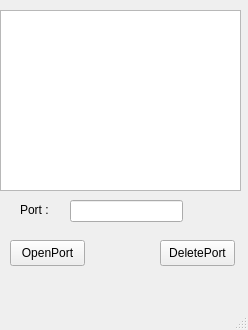
KDE/kopete, file libkopete/upnp/sample_apply/mainWindow.ui: the form before one commit.
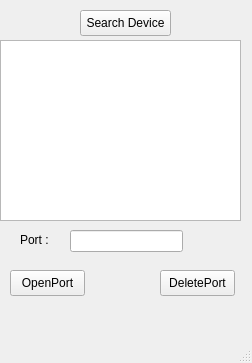
The form after the commit.

Patch:
```diff
--- a/libkopete/upnp/sample_apply/mainWindow.ui
+++ b/libkopete/upnp/sample_apply/mainWindow.ui
@@ -5,8 +5,8 @@
    <rect>
     <x>0</x>
     <y>0</y>
-    <width>248</width>
-    <height>330</height>
+    <width>252</width>
+    <height>363</height>
    </rect>
   </property>
   <property name="windowTitle" >
@@ -17,7 +17,7 @@
     <property name="geometry" >
      <rect>
       <x>0</x>
-      <y>10</y>
+      <y>40</y>
       <width>241</width>
       <height>181</height>
      </rect>
@@ -27,7 +27,7 @@
     <property name="geometry" >
      <rect>
       <x>10</x>
-      <y>240</y>
+      <y>270</y>
       <width>75</width>
       <height>26</height>
      </rect>
@@ -40,7 +40,7 @@
     <property name="geometry" >
      <rect>
       <x>70</x>
-      <y>200</y>
+      <y>230</y>
       <width>113</width>
       <height>22</height>
      </rect>
@@ -50,7 +50,7 @@
     <property name="geometry" >
      <rect>
       <x>20</x>
-      <y>200</y>
+      <y>230</y>
       <width>50</width>
       <height>20</height>
      </rect>
@@ -63,7 +63,7 @@
     <property name="geometry" >
      <rect>
       <x>160</x>
-      <y>240</y>
+      <y>270</y>
       <width>75</width>
       <height>26</height>
      </rect>
@@ -72,6 +72,19 @@
      <string>DeletePort</string>
     </property>
    </widget>
+   <widget class="QPushButton" name="bt_search" >
+    <property name="geometry" >
+     <rect>
+      <x>80</x>
+      <y>10</y>
+      <width>91</width>
+      <height>26</height>
+     </rect>
+    </property>
+    <property name="text" >
+     <string>Search Device</string>
+    </property>
+   </widget>
   </widget>
   <widget class="QMenuBar" name="menubar" >
    <property name="geometry" >
```
Left out of the diff: 2 changed lines with no effect on the pictures.
